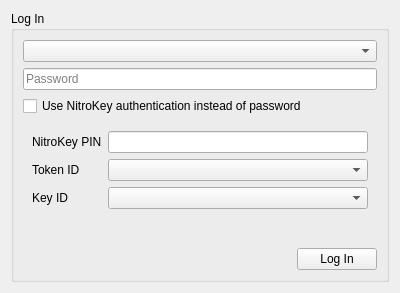
First picture: the form in parsec/core/gui/forms/login_login_widget.ui, repository Scille/parsec-cloud, before the edit.
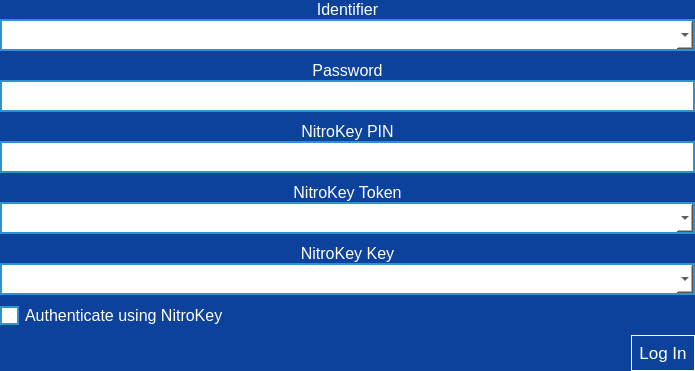
Second picture: the form after the edit. Icons and pictures are not drawn.

```diff
--- a/parsec/core/gui/forms/login_login_widget.ui
+++ b/parsec/core/gui/forms/login_login_widget.ui
@@ -6,76 +6,484 @@
    <rect>
     <x>0</x>
     <y>0</y>
-    <width>400</width>
-    <height>293</height>
+    <width>695</width>
+    <height>371</height>
    </rect>
   </property>
+  <property name="sizePolicy">
+   <sizepolicy hsizetype="Expanding" vsizetype="Preferred">
+    <horstretch>0</horstretch>
+    <verstretch>0</verstretch>
+   </sizepolicy>
+  </property>
+  <property name="minimumSize">
+   <size>
+    <width>550</width>
+    <height>0</height>
+   </size>
+  </property>
   <property name="windowTitle">
    <string>Form</string>
   </property>
-  <layout class="QVBoxLayout" name="verticalLayout">
+  <property name="autoFillBackground">
+   <bool>false</bool>
+  </property>
+  <property name="styleSheet">
+   <string notr="true">background-color: rgb(12, 65, 156);
+</string>
+  </property>
+  <layout class="QHBoxLayout" name="horizontalLayout">
+   <property name="spacing">
+    <number>0</number>
+   </property>
+   <property name="leftMargin">
+    <number>0</number>
+   </property>
+   <property name="topMargin">
+    <number>0</number>
+   </property>
+   <property name="rightMargin">
+    <number>0</number>
+   </property>
+   <property name="bottomMargin">
+    <number>0</number>
+   </property>
    <item>
-    <widget class="QGroupBox" name="group_login">
-     <property name="title">
-      <string>Log In</string>
+    <widget class="QWidget" name="widget" native="true">
+     <property name="sizePolicy">
+      <sizepolicy hsizetype="Expanding" vsizetype="Preferred">
+       <horstretch>0</horstretch>
+       <verstretch>0</verstretch>
+      </sizepolicy>
      </property>
-     <layout class="QVBoxLayout" name="verticalLayout_2">
+     <property name="minimumSize">
+      <size>
+       <width>0</width>
+       <height>0</height>
+      </size>
+     </property>
+     <property name="styleSheet">
+      <string notr="true"/>
+     </property>
+     <layout class="QVBoxLayout" name="verticalLayout_6">
+      <property name="spacing">
+       <number>0</number>
+      </property>
+      <property name="leftMargin">
+       <number>0</number>
+      </property>
+      <property name="topMargin">
+       <number>0</number>
+      </property>
+      <property name="rightMargin">
+       <number>0</number>
+      </property>
+      <property name="bottomMargin">
+       <number>0</number>
+      </property>
       <item>
-       <widget class="QComboBox" name="combo_devices"/>
-      </item>
-      <item>
-       <widget class="QLineEdit" name="line_edit_password">
-        <property name="echoMode">
-         <enum>QLineEdit::Password</enum>
+       <widget class="QWidget" name="widget_2" native="true">
+        <property name="styleSheet">
+         <string notr="true">QLineEdit
+{
+border: 2px solid rgb(46, 145, 208);
+background-color: white;
+color: black;
+}
+
+QComboBox
+{
+border: 2px solid rgb(46, 145, 208);
+background-color: white;
+color: black;
+}
+
+QComboBox::down-arrow
+{
+image: url(:/icons/images/icons/down-arrow.png);
+}
+
+QCheckBox
+{
+color: rgb(255, 255, 255);
+}
+
+QCheckBox::indicator
+{
+width: 15px;
+height: 15px;
+background-color: rgb(255, 255, 255);
+border: 2px solid rgb(46, 145, 208);
+color: black;
+}
+
+QCheckBox::indicator:checked
+{
+image: url(:/icons/images/icons/checked.png)
+}</string>
         </property>
-        <property name="placeholderText">
-         <string>Password</string>
-        </property>
-       </widget>
-      </item>
-      <item>
-       <widget class="QCheckBox" name="check_box_use_nitrokey">
-        <property name="text">
-         <string>Use NitroKey authentication instead of password</string>
-        </property>
-       </widget>
-      </item>
-      <item>
-       <widget class="QWidget" name="widget_nitrokey" native="true">
-        <layout class="QVBoxLayout" name="verticalLayout_5">
+        <layout class="QVBoxLayout" name="verticalLayout">
+         <property name="spacing">
+          <number>10</number>
+         </property>
+         <property name="leftMargin">
+          <number>0</number>
+         </property>
+         <property name="topMargin">
+          <number>0</number>
+         </property>
+         <property name="rightMargin">
+          <number>0</number>
+         </property>
+         <property name="bottomMargin">
+          <number>0</number>
+         </property>
          <item>
-          <layout class="QFormLayout" name="formLayout">
-           <item row="1" column="0">
-            <widget class="QLabel" name="label_2">
+          <layout class="QVBoxLayout" name="verticalLayout_4">
+           <property name="spacing">
+            <number>0</number>
+           </property>
+           <item>
+            <widget class="QLabel" name="label">
+             <property name="font">
+              <font>
+               <pointsize>12</pointsize>
+              </font>
+             </property>
+             <property name="styleSheet">
+              <string notr="true">color: rgb(255, 255, 255);</string>
+             </property>
              <property name="text">
-              <string>Token ID</string>
+              <string>Identifier</string>
              </property>
+             <property name="alignment">
+              <set>Qt::AlignCenter</set>
+             </property>
             </widget>
            </item>
-           <item row="2" column="0">
-            <widget class="QLabel" name="label_3">
-             <property name="text">
-              <string>Key ID</string>
+           <item>
+            <widget class="QComboBox" name="combo_devices">
+             <property name="minimumSize">
+              <size>
+               <width>0</width>
+               <height>32</height>
+              </size>
              </property>
+             <property name="font">
+              <font>
+               <pointsize>12</pointsize>
+              </font>
+             </property>
+             <property name="styleSheet">
+              <string notr="true"/>
+             </property>
             </widget>
            </item>
-           <item row="1" column="1">
-            <widget class="QComboBox" name="combo_nitrokey_token"/>
+          </layout>
+         </item>
+         <item>
+          <widget class="QWidget" name="widget_password" native="true">
+           <layout class="QVBoxLayout" name="verticalLayout_2">
+            <property name="spacing">
+             <number>0</number>
+            </property>
+            <property name="leftMargin">
+             <number>0</number>
+            </property>
+            <property name="topMargin">
+             <number>0</number>
+            </property>
+            <property name="rightMargin">
+             <number>0</number>
+            </property>
+            <property name="bottomMargin">
+             <number>0</number>
+            </property>
+            <item>
+             <layout class="QVBoxLayout" name="verticalLayout_5">
+              <property name="spacing">
+               <number>0</number>
+              </property>
+              <item>
+               <widget class="QLabel" name="label_2">
+                <property name="font">
+                 <font>
+                  <pointsize>12</pointsize>
+                 </font>
+                </property>
+                <property name="styleSheet">
+                 <string notr="true">color: rgb(255, 255, 255);</string>
+                </property>
+                <property name="text">
+                 <string>Password</string>
+                </property>
+                <property name="alignment">
+                 <set>Qt::AlignCenter</set>
+                </property>
+               </widget>
+              </item>
+              <item>
+               <widget class="QLineEdit" name="line_edit_password">
+                <property name="minimumSize">
+                 <size>
+                  <width>0</width>
+                  <height>32</height>
+                 </size>
+                </property>
+                <property name="font">
+                 <font>
+                  <pointsize>12</pointsize>
+                 </font>
+                </property>
+                <property name="styleSheet">
+                 <string notr="true"/>
+                </property>
+                <property name="text">
+                 <string/>
+                </property>
+                <property name="echoMode">
+                 <enum>QLineEdit::Password</enum>
+                </property>
+               </widget>
+              </item>
+             </layout>
+            </item>
+           </layout>
+          </widget>
+         </item>
+         <item>
+          <widget class="QWidget" name="widget_nitrokey" native="true">
+           <property name="font">
+            <font>
+             <pointsize>12</pointsize>
+            </font>
+           </property>
+           <property name="styleSheet">
+            <string notr="true">color: rgb(255, 255, 255);</string>
+           </property>
+           <layout class="QVBoxLayout" name="verticalLayout_3">
+            <property name="spacing">
+             <number>10</number>
+            </property>
+            <property name="leftMargin">
+             <number>0</number>
+            </property>
+            <property name="topMargin">
+             <number>0</number>
+            </property>
+            <property name="rightMargin">
+             <number>0</number>
+            </property>
+            <property name="bottomMargin">
+             <number>0</number>
+            </property>
+            <item>
+             <layout class="QVBoxLayout" name="verticalLayout_7">
+              <property name="spacing">
+               <number>0</number>
+              </property>
+              <item>
+               <widget class="QLabel" name="label_3">
+                <property name="font">
+                 <font>
+                  <pointsize>12</pointsize>
+                 </font>
+                </property>
+                <property name="styleSheet">
+                 <string notr="true">color: rgb(255, 255, 255);</string>
+                </property>
+                <property name="text">
+                 <string>NitroKey PIN</string>
+                </property>
+                <property name="alignment">
+                 <set>Qt::AlignCenter</set>
+                </property>
+               </widget>
+              </item>
+              <item>
+               <widget class="QLineEdit" name="line_edit_nitrokey_pin">
+                <property name="minimumSize">
+                 <size>
+                  <width>0</width>
+                  <height>32</height>
+                 </size>
+                </property>
+                <property name="font">
+                 <font>
+                  <pointsize>12</pointsize>
+                 </font>
+                </property>
+                <property name="styleSheet">
+                 <string notr="true">color: rgb(0, 0, 0);</string>
+                </property>
+                <property name="text">
+                 <string/>
+                </property>
+                <property name="echoMode">
+                 <enum>QLineEdit::Password</enum>
+                </property>
+               </widget>
+              </item>
+             </layout>
+            </item>
+            <item>
+             <layout class="QVBoxLayout" name="verticalLayout_8">
+              <property name="spacing">
+               <number>0</number>
+              </property>
+              <item>
+               <widget class="QLabel" name="label_4">
+                <property name="font">
+                 <font>
+                  <pointsize>12</pointsize>
+                 </font>
+                </property>
+                <property name="styleSheet">
+                 <string notr="true">color: rgb(255, 255, 255);</string>
+                </property>
+                <property name="text">
+                 <string>NitroKey Token</string>
+                </property>
+                <property name="alignment">
+                 <set>Qt::AlignCenter</set>
+                </property>
+               </widget>
+              </item>
+              <item>
+               <widget class="QComboBox" name="combo_nitrokey_token">
+                <property name="minimumSize">
+                 <size>
+                  <width>0</width>
+                  <height>32</height>
+                 </size>
+                </property>
+                <property name="font">
+                 <font>
+                  <pointsize>12</pointsize>
+                 </font>
+                </property>
+                <property name="styleSheet">
+                 <string notr="true">color: black;</string>
+                </property>
+               </widget>
+              </item>
+             </layout>
+            </item>
+            <item>
+             <layout class="QVBoxLayout" name="verticalLayout_9">
+              <property name="spacing">
+               <number>0</number>
+              </property>
+              <item>
+               <widget class="QLabel" name="label_5">
+                <property name="font">
+                 <font>
+                  <pointsize>12</pointsize>
+                 </font>
+                </property>
+                <property name="styleSheet">
+                 <string notr="true">color: rgb(255, 255, 255);</string>
+                </property>
+                <property name="text">
+                 <string>NitroKey Key</string>
+                </property>
+                <property name="alignment">
+                 <set>Qt::AlignCenter</set>
+                </property>
+               </widget>
+              </item>
+              <item>
+               <widget class="QComboBox" name="combo_nitrokey_key">
+                <property name="minimumSize">
+                 <size>
+                  <width>0</width>
+                  <height>32</height>
+                 </size>
+                </property>
+                <property name="font">
+                 <font>
+                  <pointsize>12</pointsize>
+                 </font>
+                </property>
+                <property name="styleSheet">
+                 <string notr="true">color: black;</string>
+                </property>
+               </widget>
+              </item>
+             </layout>
+            </item>
+           </layout>
+          </widget>
+         </item>
+         <item>
+          <widget class="QCheckBox" name="check_box_use_nitrokey">
+           <property name="font">
+            <font>
+             <pointsize>12</pointsize>
+            </font>
+           </property>
+           <property name="styleSheet">
+            <string notr="true"/>
+           </property>
+           <property name="text">
+            <string>Authenticate using NitroKey</string>
+           </property>
+           <property name="checkable">
+            <bool>true</bool>
+           </property>
+           <property name="checked">
+            <bool>false</bool>
+           </property>
+          </widget>
+         </item>
+         <item>
+          <layout class="QHBoxLayout" name="horizontalLayout_3">
+           <property name="spacing">
+            <number>0</number>
+           </property>
+           <item>
+            <spacer name="horizontalSpacer">
+             <property name="orientation">
+              <enum>Qt::Horizontal</enum>
+             </property>
+             <property name="sizeHint" stdset="0">
+              <size>
+               <width>40</width>
+               <height>20</height>
+              </size>
+             </property>
+            </spacer>
            </item>
-           <item row="2" column="1">
-            <widget class="QComboBox" name="combo_nitrokey_key"/>
-           </item>
-           <item row="0" column="0">
-            <widget class="QLabel" name="label_4">
+           <item>
+            <widget class="QPushButton" name="button_login">
+             <property name="font">
+              <font>
+               <pointsize>13</pointsize>
+              </font>
+             </property>
+             <property name="layoutDirection">
+              <enum>Qt::RightToLeft</enum>
+             </property>
+             <property name="styleSheet">
+              <string notr="true">border: 1px solid rgb(255, 255, 255);
+color: rgb(255, 255, 255);
+padding: 7px;</string>
+             </property>
              <property name="text">
-              <string>NitroKey PIN</string>
+              <string>Log In</string>
              </property>
-            </widget>
-           </item>
-           <item row="0" column="1">
-            <widget class="QLineEdit" name="line_edit_nitrokey_pin">
-             <property name="echoMode">
-              <enum>QLineEdit::Password</enum>
+             <property name="icon">
+              <iconset resource="../rc/resources.qrc">
+               <normaloff>:/icons/images/icons/login.png</normaloff>:/icons/images/icons/login.png</iconset>
+             </property>
+             <property name="iconSize">
+              <size>
+               <width>28</width>
+               <height>28</height>
+              </size>
+             </property>
+             <property name="flat">
+              <bool>true</bool>
              </property>
             </widget>
            </item>
@@ -84,33 +492,6 @@
         </layout>
        </widget>
       </item>
-      <item>
-       <layout class="QHBoxLayout" name="horizontalLayout_3">
-        <item>
-         <spacer name="horizontalSpacer">
-          <property name="orientation">
-           <enum>Qt::Horizontal</enum>
-          </property>
-          <property name="sizeHint" stdset="0">
-           <size>
-            <width>40</width>
-            <height>20</height>
-           </size>
-          </property>
-         </spacer>
-        </item>
-        <item>
-         <widget class="QPushButton" name="button_login">
-          <property name="enabled">
-           <bool>true</bool>
-          </property>
-          <property name="text">
-           <string>Log In</string>
-          </property>
-         </widget>
-        </item>
-       </layout>
-      </item>
      </layout>
     </widget>
    </item>
```
Left out of the diff: 44 changed lines with no effect on the pictures.
